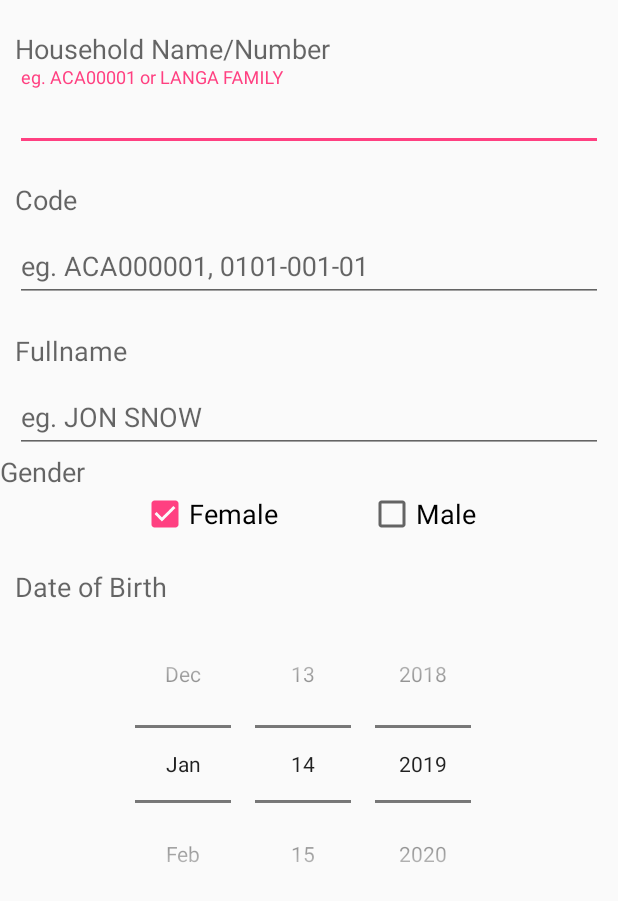
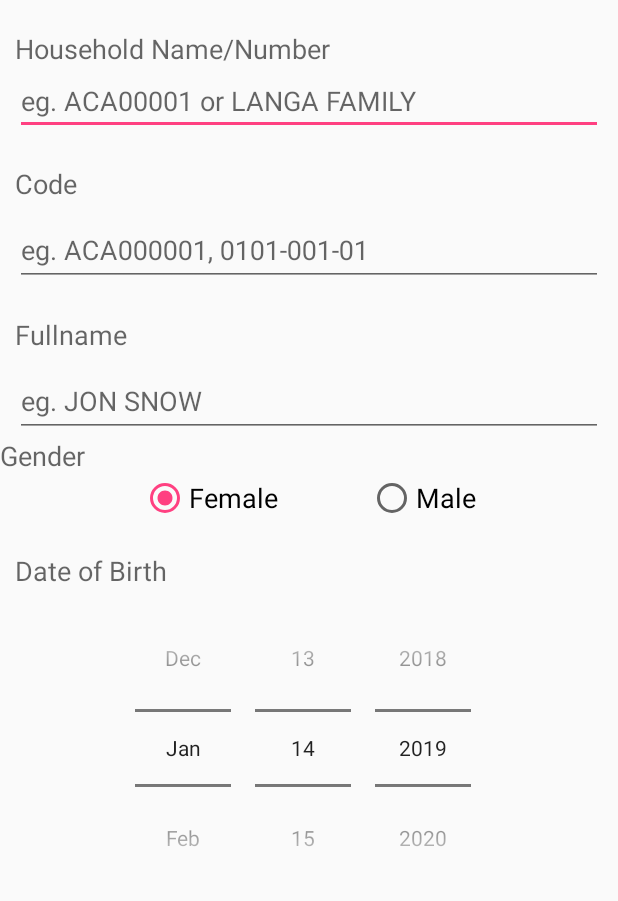
Before and after one commit to philimones-group/hds-explorer-tablet, an Android app: the layout new_member.xml on its own in the app's theme, with its tools: preview values and no code run, on a phone screen of 412 x 824 dp. Shown: the top 901 px of the screen. Run offline under Robolectric (Android 15) with nearby library versions, the phone set to English and light mode, and no system bars.

Commit message:
Fix New Member Layouts

```diff
--- a/app/src/main/res/layout-land/new_member.xml
+++ b/app/src/main/res/layout-land/new_member.xml
@@ -22,19 +22,14 @@
                 android:textAppearance="?android:attr/textAppearanceMedium"
                 android:text="@string/member_list_newmem_housename_lbl"/>
 
-            <android.support.design.widget.TextInputLayout
-                android:layout_width="match_parent"
-                android:layout_height="wrap_content">
             <EditText
                     android:id="@+id/txtNmHouseNumber"
                     android:layout_width="match_parent"
                     android:layout_height="wrap_content"
                     android:hint="@string/member_list_newmem_housename_hint"
-                    android:inputType="textFilter|number"
-                    android:digits="0123456789-"
+                    android:inputType="text"
                     android:maxLines="1"
                     android:singleLine="true" />
-            </android.support.design.widget.TextInputLayout>
         </LinearLayout>
 
         <LinearLayout
@@ -58,8 +53,7 @@
                     android:layout_width="match_parent"
                     android:layout_height="wrap_content"
                     android:hint="@string/member_list_newmem_code_hint"
-                    android:inputType="textFilter|number"
-                    android:digits="0123456789-"
+                    android:inputType="text"
                     android:maxLines="1"
                     android:singleLine="true" />
             </android.support.design.widget.TextInputLayout>
@@ -113,7 +107,13 @@
                 android:gravity="center"
                 android:orientation="horizontal">
 
-                <CheckBox
+                <RadioGroup
+                    android:layout_width="match_parent"
+                    android:layout_height="match_parent"
+                    android:gravity="center"
+                    android:orientation="horizontal">
+
+                    <RadioButton
                         android:id="@+id/chkNmGFemale"
                         android:layout_width="wrap_content"
                         android:layout_height="wrap_content"
@@ -122,7 +122,7 @@
                         android:textAppearance="?android:attr/textAppearanceMedium"
                         android:checked="true"/>
 
-                <CheckBox
+                    <RadioButton
                         android:id="@+id/chkNmGMale"
                         android:layout_width="wrap_content"
                         android:layout_height="wrap_content"
@@ -130,6 +130,9 @@
                         android:text="@string/member_filter_gender_male_lbl"
                         android:textAppearance="?android:attr/textAppearanceMedium"
                         android:layout_marginLeft="60dp"/>
+
+                </RadioGroup>
+
             </LinearLayout>
 
         </LinearLayout>
--- a/app/src/main/res/layout/new_member.xml
+++ b/app/src/main/res/layout/new_member.xml
@@ -17,9 +17,6 @@
             android:textAppearance="?android:attr/textAppearanceMedium"
             android:text="@string/member_list_newmem_housename_lbl"/>
 
-        <android.support.design.widget.TextInputLayout
-            android:layout_width="match_parent"
-            android:layout_height="wrap_content">
             <EditText
                 android:id="@+id/txtNmHouseNumber"
                 android:layout_width="match_parent"
@@ -28,7 +25,7 @@
                 android:inputType="text"
                 android:maxLines="1"
                 android:singleLine="true" />
-        </android.support.design.widget.TextInputLayout>
+
     </LinearLayout>
 
     <LinearLayout
@@ -104,7 +101,13 @@
             android:gravity="center"
             android:orientation="horizontal">
 
-            <CheckBox
+            <RadioGroup
+                android:layout_width="match_parent"
+                android:layout_height="match_parent"
+                android:gravity="center"
+                android:orientation="horizontal">
+
+                <RadioButton
                     android:id="@+id/chkNmGFemale"
                     android:layout_width="wrap_content"
                     android:layout_height="wrap_content"
@@ -113,7 +116,7 @@
                     android:textAppearance="?android:attr/textAppearanceMedium"
                     android:checked="true"/>
 
-            <CheckBox
+                <RadioButton
                     android:id="@+id/chkNmGMale"
                     android:layout_width="wrap_content"
                     android:layout_height="wrap_content"
@@ -121,6 +124,10 @@
                     android:text="@string/member_filter_gender_male_lbl"
                     android:textAppearance="?android:attr/textAppearanceMedium"
                     android:layout_marginLeft="60dp"/>
+
+            </RadioGroup>
+
+
         </LinearLayout>
 
     </LinearLayout>
```
Lines whose indentation alone changed are shown as unchanged.
